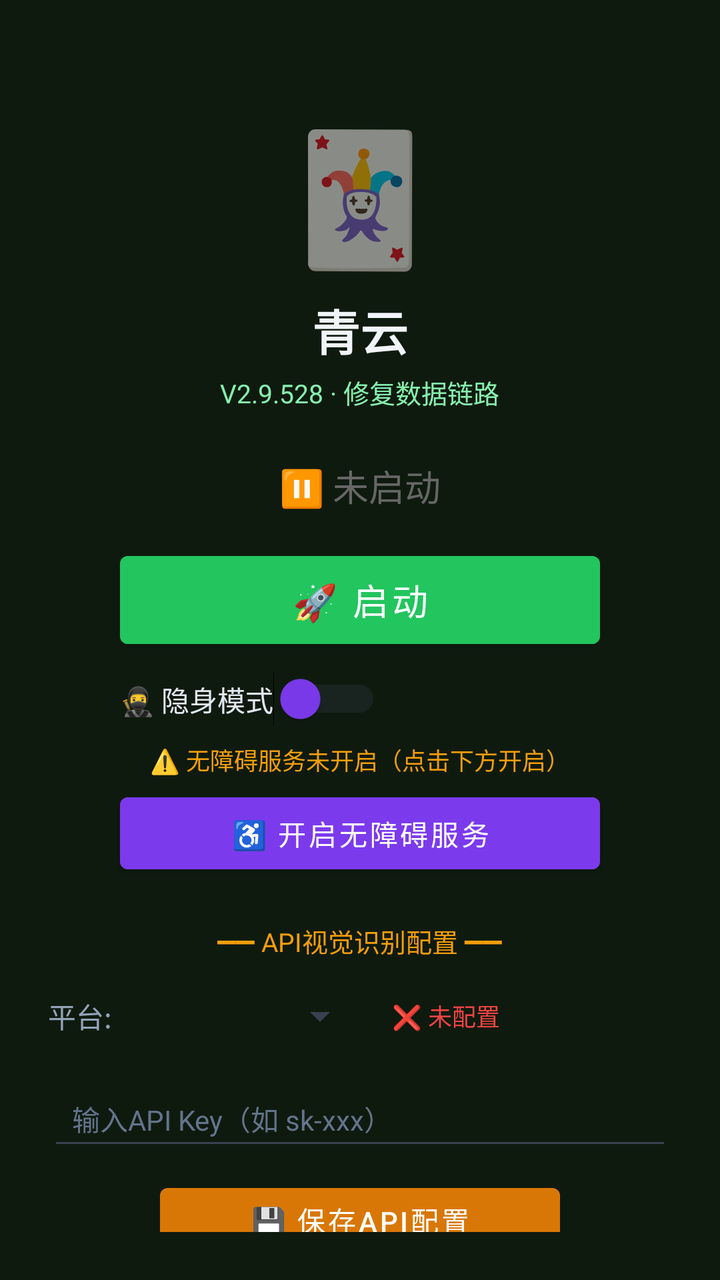
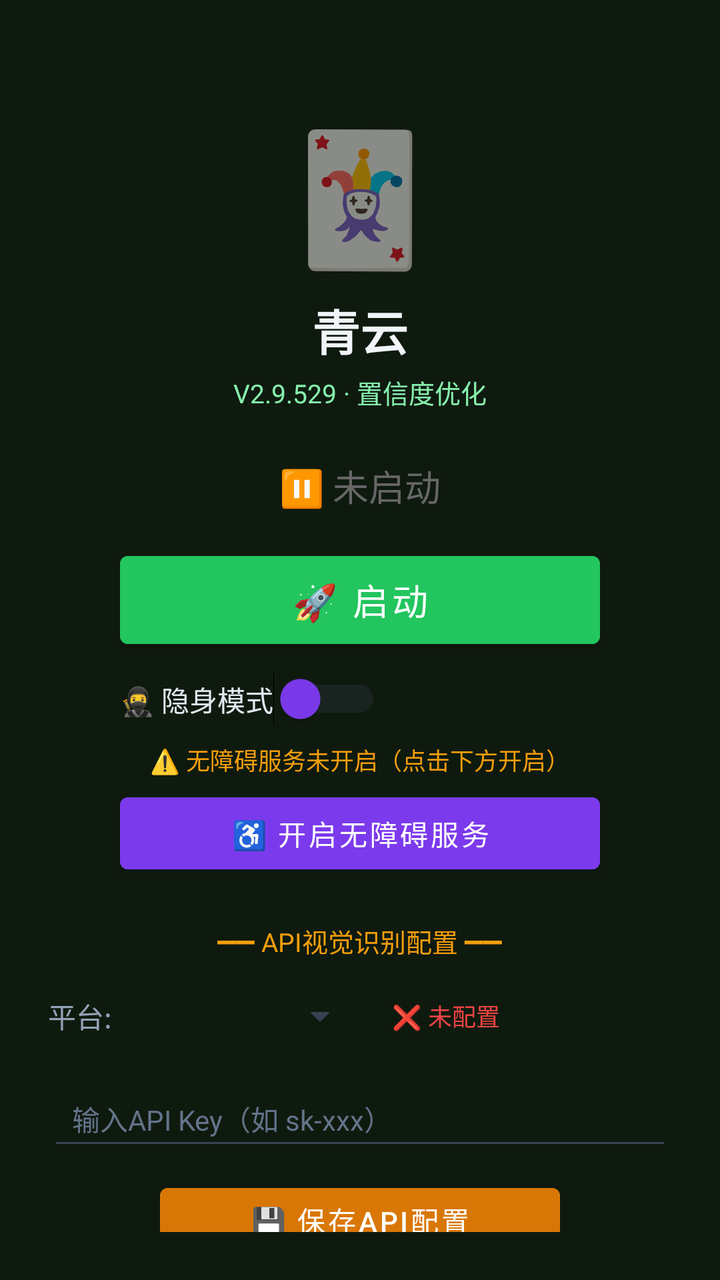

Two renders of the same Android screen: before a commit and after it. Below are the layout's source before the change and the commit's diff.
<!-- AndroidManifest.xml: activity theme Theme.MjScreenshot -->
<!-- res/layout/activity_main.xml -->
<?xml version="1.0" encoding="utf-8"?>
<LinearLayout xmlns:android="http://schemas.android.com/apk/res/android"
    android:layout_width="match_parent"
    android:layout_height="match_parent"
    android:orientation="vertical"
    android:background="#0f1a0f"
    android:padding="24dp"
    android:gravity="center_horizontal">

    <TextView
        android:layout_width="wrap_content"
        android:layout_height="wrap_content"
        android:text="🃏"
        android:textSize="64sp"
        android:layout_marginTop="30dp" />

    <TextView
        android:layout_width="wrap_content"
        android:layout_height="wrap_content"
        android:text="青云"
        android:textSize="24sp"
        android:textColor="#f1f5f9"
        android:textStyle="bold"
        android:layout_marginTop="8dp" />

    <TextView
        android:layout_width="wrap_content"
        android:layout_height="wrap_content"
        android:text="V2.9.528 · 修复数据链路"
        android:textSize="13sp"
        android:textColor="#86efac"
        android:layout_marginTop="4dp" />

    <TextView
        android:id="@+id/tvStatus"
        android:layout_width="wrap_content"
        android:layout_height="wrap_content"
        android:text="⏸ 未启动"
        android:textSize="18sp"
        android:textColor="#666666"
        android:layout_marginTop="24dp" />

    <Button
        android:id="@+id/btnStart"
        android:layout_width="240dp"
        android:layout_height="56dp"
        android:text="🚀 启动"
        android:textSize="18sp"
        android:textColor="#ffffff"
        android:backgroundTint="#22c55e"
        android:layout_marginTop="16dp" />

    <Button
        android:id="@+id/btnHelper"
        android:layout_width="240dp"
        android:layout_height="56dp"
        android:text="🃏 打开智囊"
        android:textSize="16sp"
        android:textColor="#ffffff"
        android:backgroundTint="#16a34a"
        android:layout_marginTop="12dp"
        android:visibility="gone" />

    
    <LinearLayout
        android:layout_width="240dp"
        android:layout_height="wrap_content"
        android:orientation="horizontal"
        android:gravity="center_vertical"
        android:layout_marginTop="8dp">

        <Switch
            android:id="@+id/switchStealth"
            android:layout_width="wrap_content"
            android:layout_height="wrap_content"
            android:text="🥷 隐身模式"
            android:textColor="#e2e8f0"
            android:textSize="14sp"
            android:thumbTint="#7c3aed"
            android:trackTint="#374151" />
    </LinearLayout>

    <TextView
        android:id="@+id/tvAccessibilityStatus"
        android:layout_width="wrap_content"
        android:layout_height="wrap_content"
        android:text="⚠️ 无障碍服务未开启（点击下方开启）"
        android:textSize="12sp"
        android:textColor="#f59e0b"
        android:layout_marginTop="8dp"
        android:gravity="center" />

    <Button
        android:id="@+id/btnAccessibility"
        android:layout_width="240dp"
        android:layout_height="48dp"
        android:text="♿ 开启无障碍服务"
        android:textSize="14sp"
        android:textColor="#ffffff"
        android:backgroundTint="#7c3aed"
        android:layout_marginTop="4dp" />

    <TextView
        android:layout_width="wrap_content"
        android:layout_height="wrap_content"
        android:text="━━ API视觉识别配置 ━━"
        android:textSize="13sp"
        android:textColor="#f59e0b"
        android:layout_marginTop="20dp" />

    <LinearLayout
        android:layout_width="match_parent"
        android:layout_height="wrap_content"
        android:orientation="horizontal"
        android:layout_marginTop="8dp"
        android:gravity="center_vertical">

        <TextView
            android:layout_width="wrap_content"
            android:layout_height="wrap_content"
            android:text="平台:"
            android:textSize="14sp"
            android:textColor="#94a3b8" />

        <Spinner
            android:id="@+id/spinnerProvider"
            android:layout_width="120dp"
            android:layout_height="40dp"
            android:layout_marginStart="8dp"
            android:backgroundTint="#374151" />

        <TextView
            android:id="@+id/tvApiStatus"
            android:layout_width="wrap_content"
            android:layout_height="wrap_content"
            android:text="❌ 未配置"
            android:textSize="12sp"
            android:textColor="#ef4444"
            android:layout_marginStart="12dp" />
    </LinearLayout>

    <EditText
        android:id="@+id/etApiKey"
        android:layout_width="match_parent"
        android:layout_height="44dp"
        android:hint="输入API Key（如 sk-xxx）"
        android:textSize="14sp"
        android:textColor="#e2e8f0"
        android:textColorHint="#64748b"
        android:backgroundTint="#374151"
        android:inputType="textPassword"
        android:layout_marginTop="8dp"
        android:paddingStart="12dp"
        android:paddingEnd="12dp" />

    <Button
        android:id="@+id/btnSaveApi"
        android:layout_width="200dp"
        android:layout_height="44dp"
        android:text="💾 保存API配置"
        android:textSize="14sp"
        android:textColor="#ffffff"
        android:backgroundTint="#d97706"
        android:layout_marginTop="8dp" />

    <TextView
        android:id="@+id/tvHint"
        android:layout_width="wrap_content"
        android:layout_height="wrap_content"
        android:text="先点上方按钮启动截屏"
        android:textSize="13sp"
        android:textColor="#666666"
        android:layout_marginTop="12dp"
        android:gravity="center" />

    <TextView
        android:layout_width="wrap_content"
        android:layout_height="wrap_content"
        android:text="使用步骤：\n1. 配置API Key（支持OpenAI/通义千问VL/硅基流动）\n2. 点「开启无障碍服务」→ 开启\n3. 开启「🥷隐身模式」(反检测)\n4. 点「启动」→ 允许悬浮窗\n5. 打牌时点屏幕上的🎯悬浮球即可截屏识别\n★ 拖动悬浮球可移到不挡牌的位置 ★\n★ 长按悬浮球可展开/收起详细面板 ★\n★ 悬浮球边框颜色=建议：绿=加注 橙=跟注 红=弃牌 ★"
        android:textSize="12sp"
        android:textColor="#64748b"
        android:layout_marginTop="12dp"
        android:lineSpacingExtra="3dp" />

</LinearLayout>
<!-- resources referenced by this layout -->
<resources>
  <style name="Theme.MjScreenshot" parent="Theme.MaterialComponents.DayNight.DarkActionBar">
          <item name="colorPrimary">#1e40af</item>
          <item name="colorPrimaryVariant">#1e3a8a</item>
          <item name="colorOnPrimary">#ffffff</item>
          <item name="android:statusBarColor">#0f172a</item>
      </style>
</resources>

<!-- the commit's change to res/layout/activity_main.xml (unified diff, before → after) -->
@@ -26,7 +26,7 @@
     <TextView
         android:layout_width="wrap_content"
         android:layout_height="wrap_content"
-        android:text="V2.9.528 · 修复数据链路"
+        android:text="V2.9.529 · 置信度优化"
         android:textSize="13sp"
         android:textColor="#86efac"
         android:layout_marginTop="4dp" />
